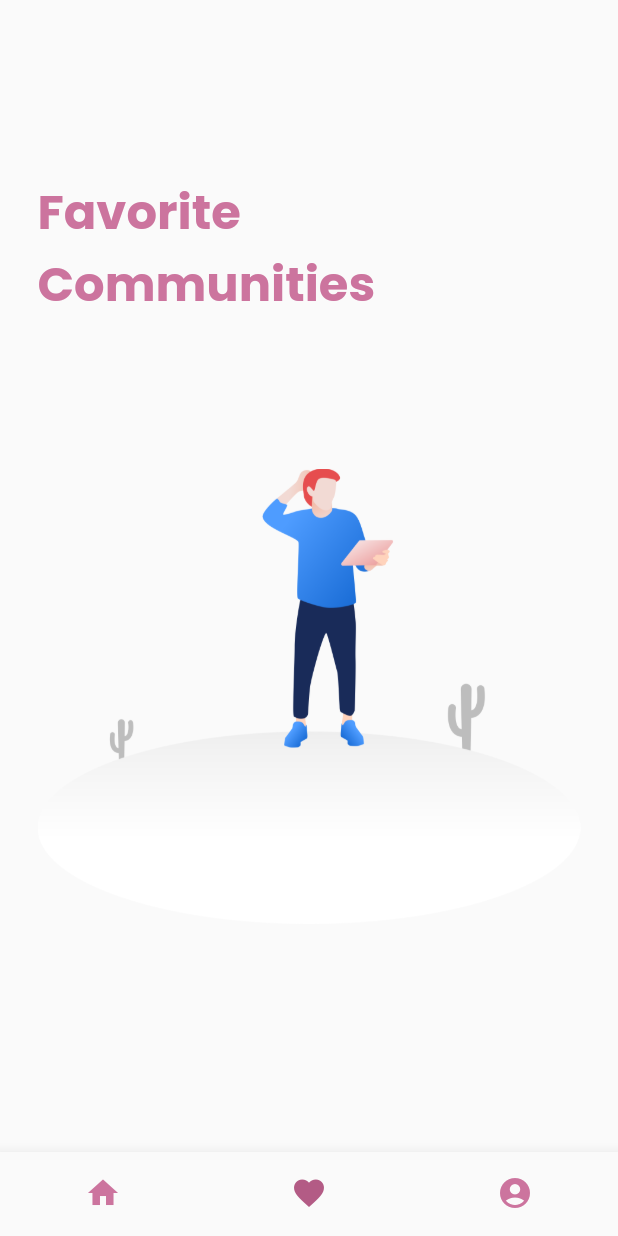
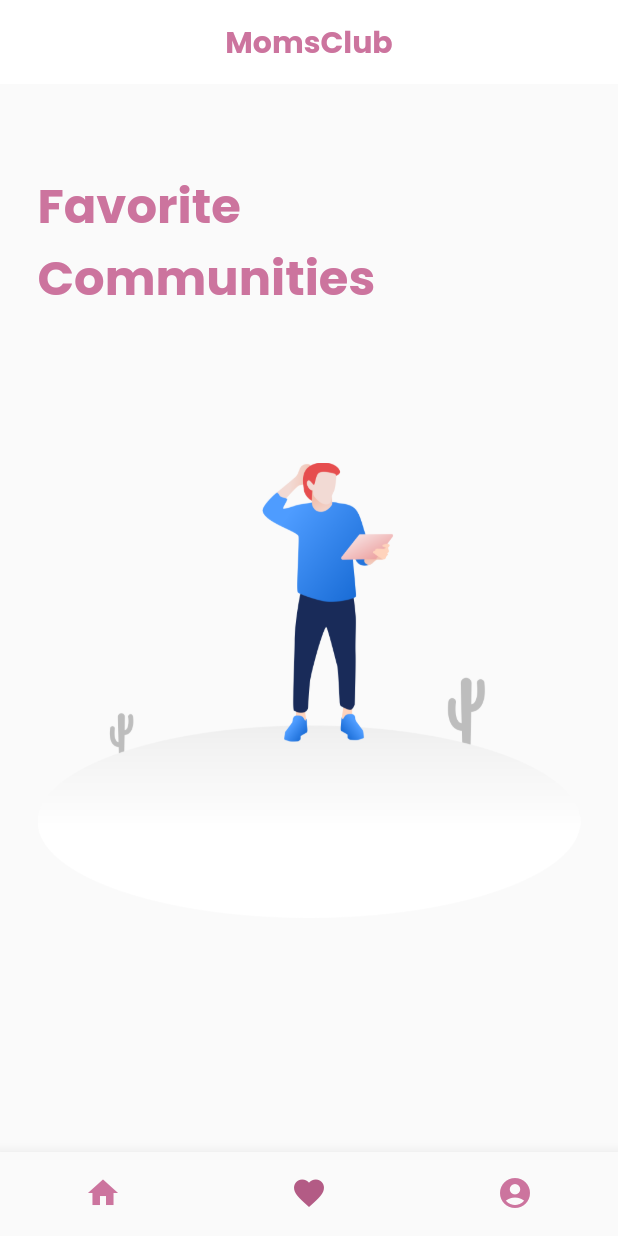
Before and after one commit to alaraiabdiallah/momsclub, a Flutter app: the screen it shows after launch, item 2 of the bottom bar chosen, on a phone screen of 412 x 824 dp. Run offline on Flutter 3.47's test engine with Material 2 defaults, Android fonts, the phone set to English and light mode, and no system bars; our stand-ins replace cloud_firestore, firebase_auth, google_fonts, sqflite; accounts and stored records are empty.

Commit message:
Favorite

```diff
--- a/lib/models/community_model.dart
+++ b/lib/models/community_model.dart
@@ -1,14 +1,15 @@
 class Community {
+  String id;
   String name;
   String location;
   String imageURL;
   String desc;
   List<Contact> contacts;
 
-  Community(
-      {this.name, this.location, this.imageURL, this.desc, this.contacts});
+  Community({this.id, this.name, this.location, this.imageURL, this.desc, this.contacts});
 
   Community.fromJson(Map<String, dynamic> json) {
+    id = json['id'];
     name = json['name'];
     location = json['location'];
     imageURL = json['imageURL'];
@@ -26,6 +27,7 @@ class Community {
 
   Map<String, dynamic> toJson() {
     final Map<String, dynamic> data = new Map<String, dynamic>();
+    data['id'] = this.id;
     data['name'] = this.name;
     data['location'] = this.location;
     data['imageURL'] = this.imageURL;
--- a/lib/screens/home_screen.dart
+++ b/lib/screens/home_screen.dart
@@ -26,23 +26,34 @@ class _HomeScreenState extends State<HomeScreen> {
     setState(() => _navIndex = index );
   }
 
+  onChange() {
+    setState(() {_navIndex = 1;});
+  }
+
   @override
   void initState() {
     super.initState();
   }
 
+  _navStack(int index){
+    var widgets = <Widget>[
+      HomeFragment(onChange: onChange,),
+      FavoriteFragment(),
+      MyCommunityFragment(),
+    ];
+    return widgets[index];
+  }
+
   @override
   Widget build(BuildContext context) {
-
     return Scaffold(
-      body: IndexedStack(
-        index: _navIndex,
-        children: <Widget>[
-          HomeFragment(),
-          FavoriteFragment(),
-          MyCommunityFragment(),
-        ],
+      appBar: AppBar(
+        backgroundColor: Colors.white,
+        elevation: 0,
+        title: Text(StrRes.APP_NAME, style: H4),
+        centerTitle: true,
       ),
+      body: _navStack(_navIndex),
       bottomNavigationBar: AppBottomNav(onItemTapped: _onBottomNavTapped)
     );
   }
--- a/lib/utils/infos.dart
+++ b/lib/utils/infos.dart
@@ -15,5 +15,5 @@ class AppColor {
 
 EdgeInsets screenBodyPadding =  EdgeInsets.symmetric(vertical: 0, horizontal: 25);
 double screenTextMarginBotttom = 15;
-double screenTextMarginTop(context) => (MediaQuery.of(context).size.height * (1/7));
+double screenTextMarginTop(context) => (MediaQuery.of(context).size.height * (1/7) - 60);
 double commonGridSize(context) => (MediaQuery.of(context).size.height * (6/7));
--- a/lib/utils/str_res.dart
+++ b/lib/utils/str_res.dart
@@ -1,4 +1,5 @@
 class StrRes {
+  static final APP_NAME = "MomsClub";
   static final MEET_COM = "Meet Community";
   static final FAV_COM = "Favorite Communities";
   static final MY_COM = "My Communities";
--- a/lib/widgets/favorite_fragment.dart
+++ b/lib/widgets/favorite_fragment.dart
@@ -1,8 +1,13 @@
+import 'package:cloud_firestore/cloud_firestore.dart';
 import 'package:flutter/material.dart';
+import 'package:momsclub/models/community_model.dart';
+import 'package:momsclub/screens/community_screen2.dart';
 import 'package:momsclub/styles/text_styles.dart';
+import 'package:momsclub/utils/local_db.dart';
 import 'package:momsclub/utils/str_res.dart';
 import 'package:momsclub/utils/infos.dart';
 
+import 'community_item.dart';
 import 'not_found.dart';
 
 class FavoriteFragment extends StatefulWidget {
@@ -11,6 +16,80 @@ class FavoriteFragment extends StatefulWidget {
 }
 
 class _FavoriteFragmentState extends State<FavoriteFragment> {
+
+  Stream<QuerySnapshot> loadCommunities() => Firestore.instance.collection('communities').snapshots();
+  List<String> _ids = [];
+
+  void getIds() async{
+    var favs = await getAllFavs();
+    setState(() => _ids = favs);
+  }
+
+  _onChange(){
+    getIds();
+  }
+
+  @override
+  void initState() {
+    getIds();
+  }
+
+  Community _convertDocument(DocumentSnapshot document) {
+    var data = document.data;
+    data['id'] = document.documentID;
+    return Community.fromJson(data);
+  }
+
+  Widget _buildCommunityGridItem(Community data, BuildContext context){
+    return CommunityItem(
+        name: data.name,
+        location: data.location,
+        imageURL: data.imageURL,
+        onTap: (){
+          Navigator.of(context).push(MaterialPageRoute(builder: (context) => CommunityScreen2(data: data, onChange: _onChange,)));
+        }
+    );
+  }
+
+  Widget _buildCommunityGrid(context){
+    return StreamBuilder(
+        stream: loadCommunities(),
+        builder: (BuildContext context, AsyncSnapshot<QuerySnapshot> snapshot){
+          if (snapshot.hasError)
+            return Container(
+                height: commonGridSize(context),
+                child: Center(
+                    child: Text('Error: ${snapshot.error}')
+                )
+            );
+          switch (snapshot.connectionState) {
+            case ConnectionState.waiting: return Container(
+              height: commonGridSize(context),
+              child: Center(
+                  child: CircularProgressIndicator()
+              ),
+            );
+            default:
+              List<Community> comms = snapshot.data.documents.map(_convertDocument)
+                  .where((d)=>  _ids.contains(d.id)).toList();
+              if(comms.isEmpty) return NotFoundDisplay();
+
+              return Container(
+                height: commonGridSize(context),
+                child: GridView.count(
+                  crossAxisCount: 2,
+                  crossAxisSpacing: 10,
+                  mainAxisSpacing: 10,
+                  childAspectRatio: 1 / 1.8,
+                  children: comms.map((Community comm) {
+                    return _buildCommunityGridItem(comm, context);
+                  }).toList(),
+                ),
+              );
+          }
+        });
+  }
+
   @override
   Widget build(BuildContext context) {
     return ListView(
@@ -21,7 +100,7 @@ class _FavoriteFragmentState extends State<FavoriteFragment> {
           margin: EdgeInsets.only(top: screenTextMarginTop(context), bottom: screenTextMarginBotttom),
           child: Text(StrRes.FAV_COM, style: H1,),
         ),
-        NotFoundDisplay()
+        _buildCommunityGrid(context)
       ],
     );
   }
--- a/pubspec.yaml
+++ b/pubspec.yaml
@@ -28,6 +28,8 @@ dependencies:
   cloud_firestore: ^0.12.9+5
   url_launcher: ^5.4.10
   google_fonts: ^1.1.0
+  sqflite:
+  path:
 
 
   # The following adds the Cupertino Icons font to your application.
```
Also changed, not shown: lib/models/favorite_model.dart (added, +11 -0 lines), lib/screens/community_screen2.dart (+42 -10 lines), lib/utils/local_db.dart (added, +43 -0 lines), lib/widgets/home_fragment.dart (+9 -2 lines), pubspec.lock.
